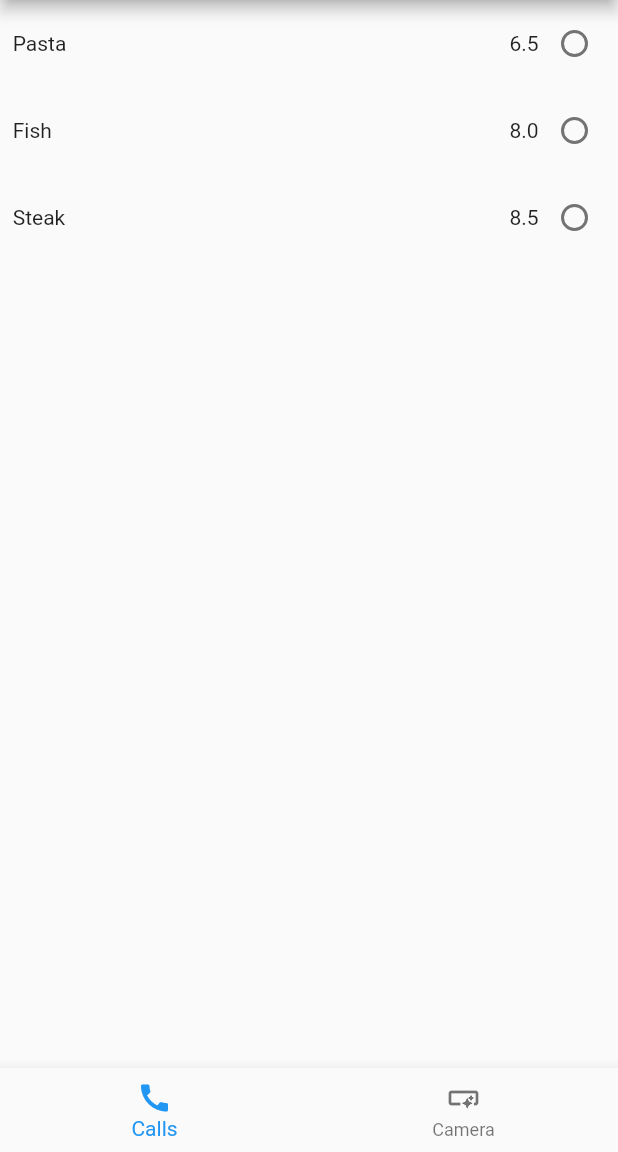
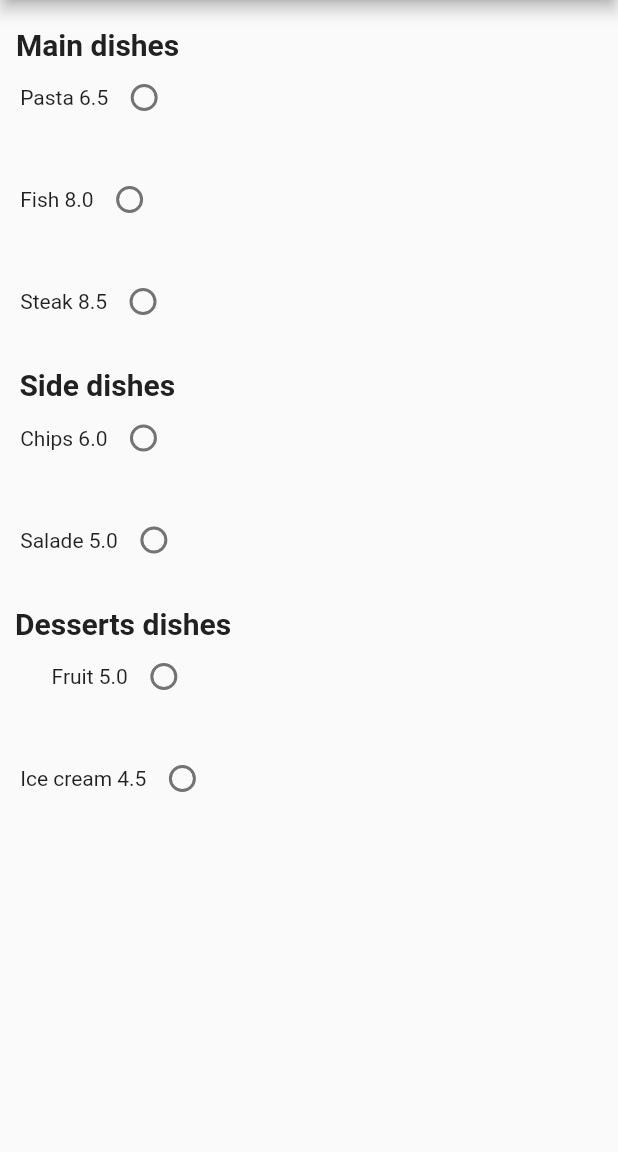
Before and after one commit to AnasBESBAS1/menuapp, a Flutter app: the screen it shows after launch, on a phone screen of 412 x 824 dp, the part 84-1236 px from its top. Run offline on Flutter 3.47's test engine with Material 2 defaults, Android fonts, the phone set to English and light mode, and no system bars; our stand-ins replace get_it.

Commit message:
initial UI using listView and widget

```diff
--- a/lib/MenuWidget.dart
+++ b/lib/MenuWidget.dart
@@ -16,22 +16,13 @@ class StockWidget extends StatelessWidget {
         backgroundColor: Colors.amberAccent,
       ),
       body: ListView.builder(
+          padding: EdgeInsets.only(top: 8.0),
           itemCount: products.length,
           itemBuilder: (BuildContext context, int index) {
+
             return ProductWidget(product: products[index]);
           }),
 
-      bottomNavigationBar:
-          BottomNavigationBar(items: const <BottomNavigationBarItem>[
-        BottomNavigationBarItem(
-          icon: Icon(Icons.call),
-          label: 'Calls',
-        ),
-            BottomNavigationBarItem(
-              icon: Icon(Icons.smart_button),
-              label: 'Camera',
-            ),
-      ]),
     );
   }
 }
--- a/lib/data/products.dart
+++ b/lib/data/products.dart
@@ -1,8 +1,6 @@
 class Product {
   String name;
-
   double price;
-
-  int category;
+  String category;
   Product(this.name, this.price, this.category);
 }
--- a/lib/repository/menu_repository.dart
+++ b/lib/repository/menu_repository.dart
@@ -3,12 +3,20 @@ import '../data/products.dart';
 
 class MenuRepositoryDummyImpl implements MenuRepository {
   final _items = [
-    Product(" Pasta ", 6.5, 0),
-    Product(" Fish ", 8, 0),
-    Product(" Steak ", 8.5, 0),
+    Product(" Pasta ", 6.5, "Main dishes"),
+    Product(" Fish ", 8, ""),
+    Product(" Steak ", 8.5, ""),
+    Product(" Chips ", 6, "Side dishes"),
+    Product(" Salade ", 5, ""),
+    Product(" Fruit ", 5, "Desserts dishes"),
+    Product(" Ice cream ", 4.5, "")
+
   ];
   @override
-  UnmodifiableListView get items => UnmodifiableListView(_items);
+  UnmodifiableListView get items {
+
+   return UnmodifiableListView(_items);
+  }
 }
 abstract class MenuRepository {
   UnmodifiableListView get items;
--- a/lib/views/ProductWidget.dart
+++ b/lib/views/ProductWidget.dart
@@ -3,26 +3,51 @@ import '../../data/products.dart';
 
 class ProductWidget extends StatelessWidget {
   final Product product;
-
+  final double total_amount = 0;
   const ProductWidget({super.key, required this.product});
 
   @override
   Widget build(BuildContext context) {
     return Padding(
-        padding: const EdgeInsets.all(5.0),
+        padding: const EdgeInsets.all(10.0),
+
         child: Row(
+
           children: [
-            Expanded(child: Text(product.name)),
-            // prendra toute la largeur disponible
-            // espace horizontal de 16 dp
-            Text("${product.price}"),
-            // mise en forme de l' entier en texte
-            // espace horizontal de 16 dp
-            Row(
+            Column(
+              mainAxisAlignment: MainAxisAlignment.spaceEvenly,
               children: [
-                Radio(value: 1, groupValue: 'null', onChanged: (index) {}),
+                if (product.category != "") ...[
+                  Text(
+                    "${product.category}",
+                    overflow: TextOverflow.ellipsis,
+                    style: const TextStyle(
+                      fontSize: 20.0,
+                      fontFamily: 'Roboto',
+                      color:  Color(0xFF212121),
+                      fontWeight: FontWeight.bold,
+                    ),
+                  ),
+                ],
+                Column(
+                    mainAxisAlignment: MainAxisAlignment.spaceEvenly,
+                    children: [
+
+                      Row(
+                        children: [
+                          Text(product.name),
+                          Text("${product.price}"),
+                          Radio(
+                              value: product.price,
+                              groupValue: 'null',
+                              onChanged: (value) {
+
+                              }),
+                        ],
+                      )
+                    ])
               ],
-            ),
+            )
           ],
         ));
   }
```
Also changed, not shown: lib/billWidget.dart (added, +17 -0 lines).
